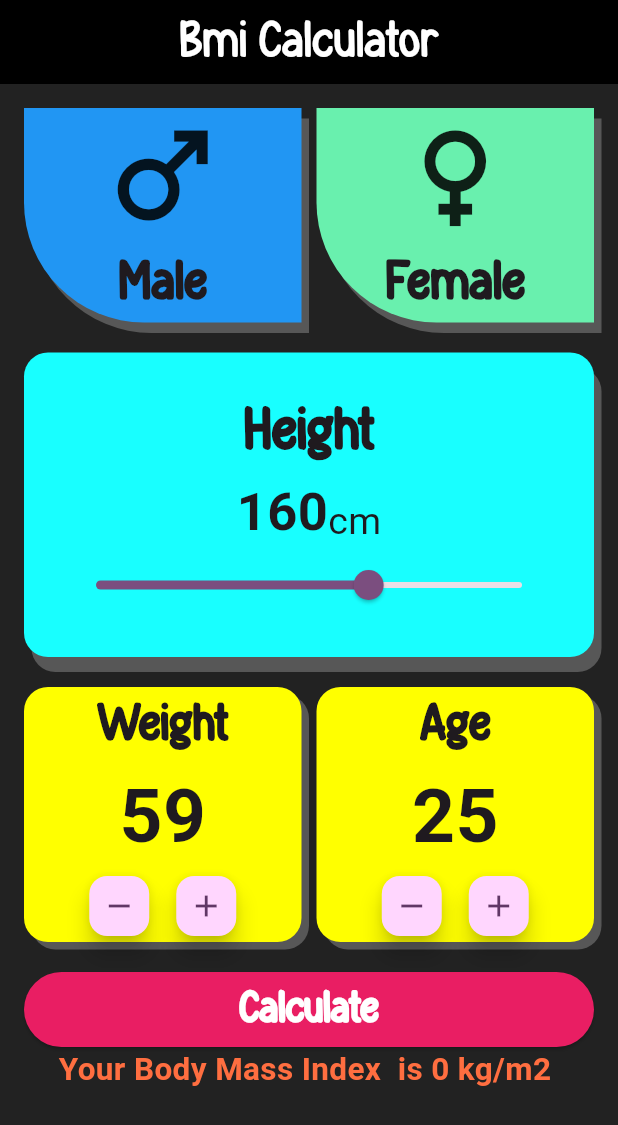
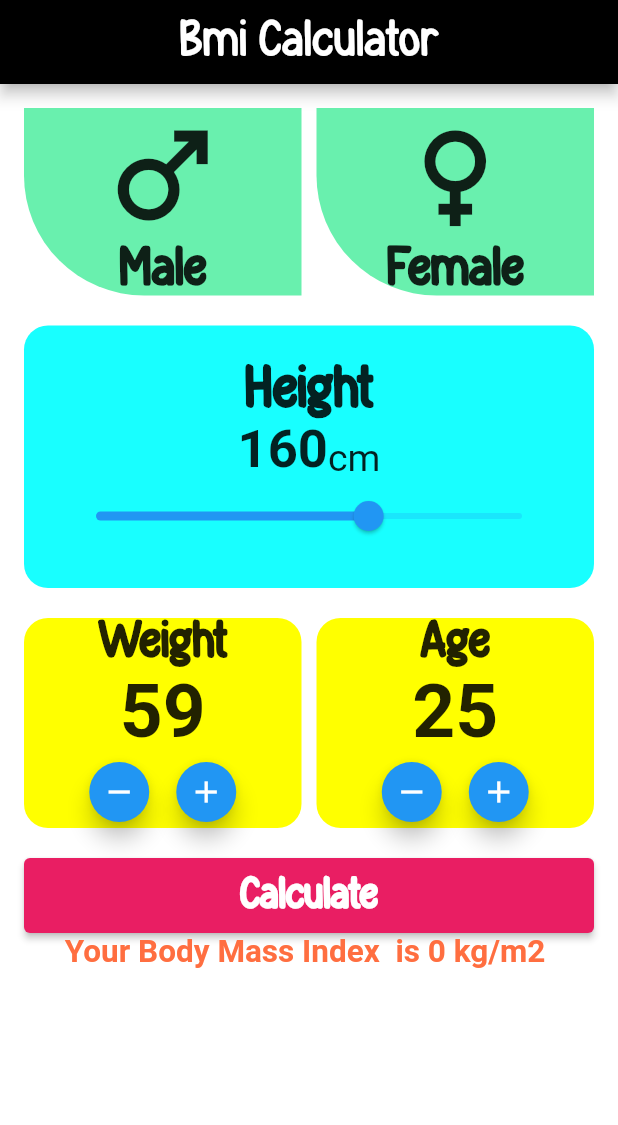
Before and after one commit to miralyaser9/BodyMassIndexApp, a Flutter app: the screen it shows after launch, after a tap on the "remove" icon, on a phone screen of 412 x 824 dp. Shown: the top 1125 px of the screen. Run offline on Flutter 3.47's test engine with Material 2 defaults, Android fonts, the phone set to English and light mode, and no system bars; our stand-ins replace bloc, flutter_bloc.

Commit message:
applying cubits

```diff
--- /dev/null
+++ b/lib/bmi feature/data/manager/bmi_cubit.dart
@@ -0,0 +1,54 @@
+
+import 'package:bloc/bloc.dart';
+import 'package:flutter/material.dart';
+import 'package:meta/meta.dart';
+
+part 'bmi_state.dart';
+
+class BmiCubit extends Cubit<BmiState> {
+  BmiCubit() : super(BmiInitial());
+
+
+  double sliderValue=160;
+  int weight=60;
+  int age=25;
+  bool isMale=true;
+  int bmi=0;
+  Color maleColor = Colors.greenAccent;
+  Color femaleColor = Colors.greenAccent;
+
+  void updateMaleColor() {
+    isMale = true;
+    maleColor = Colors.blueAccent;
+    femaleColor = Colors.greenAccent;
+    emit(BmiMaleColorSTate());
+  }
+  void updateFemaleColor() {
+    isMale = false;
+    maleColor = Colors.greenAccent;
+    femaleColor = Colors.pink;
+    emit(BmiFemaleColorState());
+  }
+
+  updateSliderValue({required double changedValue}){
+    sliderValue=changedValue;
+    emit(SliderState());
+  }
+
+  increamentButton(bool flag){
+
+    flag?weight++:age++;
+    emit(increamentState());
+  }
+
+  decreamentButton(bool flag){
+
+    flag?weight--:age--;
+    emit(decreamentState());
+  }
+
+  calculateBMIValue(){
+    bmi=(weight  / ((sliderValue  / 100) * (sliderValue  / 100))).round() ;
+    emit(calculateBMIValueState());
+  }
+}
--- /dev/null
+++ b/lib/bmi feature/data/manager/bmi_state.dart
@@ -0,0 +1,12 @@
+part of 'bmi_cubit.dart';
+
+@immutable
+abstract class BmiState {}
+
+class BmiInitial extends BmiState {}
+class BmiMaleColorSTate extends BmiState {}
+class BmiFemaleColorState extends BmiState {}
+class SliderState extends BmiState {}
+class increamentState extends BmiState {}
+class decreamentState extends BmiState {}
+class calculateBMIValueState extends BmiState {}
--- /dev/null
+++ b/lib/bmi feature/presentation/screens/bmi_screen.dart
@@ -0,0 +1,95 @@
+import 'package:bmialculator/bmi%20feature/data/manager/bmi_cubit.dart';
+import 'package:bmialculator/bmi%20feature/presentation/widgets/custom_gender_container.dart';
+import 'package:bmialculator/bmi%20feature/presentation/widgets/custom_slider_container.dart';
+import 'package:bmialculator/bmi%20feature/presentation/widgets/custom_weightage_container.dart';
+import 'package:flutter/cupertino.dart';
+import 'package:flutter/material.dart';
+import 'package:flutter_bloc/flutter_bloc.dart';
+
+class BmiScreen extends StatelessWidget {
+  const BmiScreen({Key? key}) : super(key: key);
+
+  @override
+  Widget build(BuildContext context) {
+    return BlocBuilder<BmiCubit, BmiState>(
+      builder: (context, state) {
+        return Scaffold(
+          backgroundColor: Colors.white,
+          appBar: AppBar(
+            title: const Text("Bmi Calculator", style: TextStyle(
+                fontFamily: "frosty", fontSize: 35, color: Colors.white),),
+            centerTitle: true,
+            backgroundColor: Colors.black,
+          ),
+          body: Padding(
+            padding: const EdgeInsets.all(16.0),
+            child:
+            SingleChildScrollView(
+              child: Column(children: [
+                Row(children: [
+                  CustomGenderContainer(icon: Icons.male, iconTitle: "Male",
+                      color: BlocProvider
+                          .of<BmiCubit>(context)
+                          .maleColor,
+                      ontabb: () {
+                        BlocProvider.of<BmiCubit>(context).updateMaleColor();
+                      }
+                  ),
+                  const SizedBox(width: 10,),
+                  CustomGenderContainer(icon: Icons.female, iconTitle: "Female",
+                      color: BlocProvider
+                          .of<BmiCubit>(context)
+                          .femaleColor,
+                      ontabb: () {
+                        BlocProvider.of<BmiCubit>(context).updateFemaleColor();
+                      }),
+                ],),
+                const SizedBox(height: 20,),
+
+                 CustomSLiderContainer(),
+                const SizedBox(height: 20,),
+
+                  Row(
+                  children: [
+                   CustomContainer(title: "Weight",
+                        flag: true),
+                    SizedBox(width: 10,),
+                    CustomContainer(title: "Age",
+                        flag: false)
+
+                  ],
+                ),
+                const SizedBox(height: 20,),
+                Container(width: double.infinity, height: 50,
+                  child: ElevatedButton(
+                    onPressed: () {
+                      BlocProvider.of<BmiCubit>(context).calculateBMIValue();
+                    },
+                    style: ButtonStyle(
+                        backgroundColor: MaterialStateProperty.all(Colors
+                            .pink)),
+                    child: const Text(
+                      "Calculate", style: TextStyle(fontWeight: FontWeight.bold,
+                        color: Colors.white,
+                        fontSize: 30,
+                        fontFamily: "frosty"),),
+
+                  ),
+                ),
+                Text("Your Body Mass Index  is ${ BlocProvider
+                    .of<BmiCubit>(context)
+                    .bmi} kg/m2 "
+                  , style: const TextStyle(fontWeight: FontWeight.bold,
+                      color: Colors.deepOrangeAccent,
+                      fontSize: 21),)
+
+              ],
+              ),
+            ),
+          ),
+
+        );
+      },
+    );
+  }
+}
--- a/lib/screens/spalsh_screen.dart
+++ b/lib/bmi feature/presentation/screens/spalsh_screen.dart
@@ -1,8 +1,9 @@
 import 'dart:async';
 
-import 'package:bmialculator/screens/bmi_screen.dart';
 import 'package:flutter/cupertino.dart';
 import 'package:flutter/material.dart';
+
+import 'bmi_screen.dart';
 
 class SplashScreen extends StatefulWidget {
   @override
--- /dev/null
+++ b/lib/bmi feature/presentation/widgets/custom_gender_container.dart
@@ -0,0 +1,32 @@
+import 'package:flutter/cupertino.dart';
+import 'package:flutter/material.dart';
+
+class CustomGenderContainer extends StatelessWidget {
+  const CustomGenderContainer({super.key, required this.icon, required this.iconTitle, required this.color, required this.ontabb});
+   final IconData icon;
+   final String iconTitle;
+   final Color color;
+  final void Function() ontabb;
+
+
+  @override
+  Widget build(BuildContext context) {
+    return Expanded(
+        child: GestureDetector(
+          onTap: ontabb,
+          child: Container(
+            decoration: BoxDecoration(
+                color:color,
+                borderRadius: const BorderRadius.only(bottomLeft: Radius.circular(80)),
+                boxShadow: const [BoxShadow(color: Colors.white24,offset:Offset(5,7))] ),
+            child: Center(
+              child: Column(children: [
+                Icon(icon ,size: 90,),
+                Text(iconTitle,style: const TextStyle(fontSize: 37,fontWeight: FontWeight.bold,fontFamily: "frosty"),)
+              ],),
+            ),
+          ),
+        )
+    );;
+  }
+}
--- /dev/null
+++ b/lib/bmi feature/presentation/widgets/custom_slider_container.dart
@@ -0,0 +1,43 @@
+import 'package:flutter/cupertino.dart';
+import 'package:flutter/material.dart';
+import 'package:flutter_bloc/flutter_bloc.dart';
+
+import '../../data/manager/bmi_cubit.dart';
+
+class CustomSLiderContainer extends StatelessWidget {
+  const CustomSLiderContainer({super.key});
+
+  @override
+  Widget build(BuildContext context) {
+    return  Container(
+      decoration: BoxDecoration(boxShadow: const [BoxShadow(color: Colors.white24,offset:Offset(5,10))],color: Colors.cyanAccent,borderRadius: BorderRadius.circular(16)),
+      child: Center(
+        child: Padding(
+          padding: const EdgeInsets.all(24.0),
+          child: Column(
+            children: [
+              const Text("Height",style: TextStyle(fontFamily: "frosty",fontSize: 40,fontWeight: FontWeight.bold),),
+              Row(mainAxisAlignment: MainAxisAlignment.center,
+                crossAxisAlignment: CrossAxisAlignment.end,
+                children: [
+                  Text(BlocProvider.of<BmiCubit>(context).sliderValue.round().toString()
+                    ,style: const TextStyle(fontWeight: FontWeight.bold,fontSize: 35),)
+                  ,const Text("cm",style: TextStyle(fontSize: 25),)],)
+              ,
+              Slider(
+                  value: BlocProvider.of<BmiCubit>(context).sliderValue,
+                  max: 250,
+                  min: 0,
+                  onChanged: (changedValue){
+                    BlocProvider.of<BmiCubit>(context).updateSliderValue(changedValue: changedValue);
+                    print(changedValue);
+
+                  }
+              )
+            ],),
+        ),
+      ),
+
+    );;
+  }
+}
--- /dev/null
+++ b/lib/bmi feature/presentation/widgets/custom_weightage_container.dart
@@ -0,0 +1,51 @@
+import 'package:flutter/cupertino.dart';
+import 'package:flutter/material.dart';
+import 'package:flutter_bloc/flutter_bloc.dart';
+
+import '../../data/manager/bmi_cubit.dart';
+
+class CustomContainer extends StatelessWidget {
+  const CustomContainer({super.key,required this.title,required this.flag});
+
+ final String title;
+ final bool flag;
+
+
+
+  @override
+  Widget build(BuildContext context) {
+    return  Expanded(child: Container(decoration:
+    BoxDecoration(
+        boxShadow: const [
+          BoxShadow(color: Colors.white24,offset:Offset(5,5))]
+        ,color: Colors.yellowAccent,borderRadius: BorderRadius.circular(16)
+    ),
+      child:
+      Center(
+        child: Column(mainAxisAlignment: MainAxisAlignment.center,
+          children: [
+            Text(title,style: const TextStyle(fontFamily: "frosty",fontSize: 35,fontWeight: FontWeight.bold),)
+
+            ,Text(flag? BlocProvider.of<BmiCubit>(context).weight.toString(): BlocProvider.of<BmiCubit>(context).age.toString(),
+
+                style: const TextStyle(fontSize: 50,fontWeight: FontWeight.bold))
+            ,Row(
+              mainAxisAlignment: MainAxisAlignment.center,
+              children: [
+                FloatingActionButton(onPressed: (){
+                  BlocProvider.of<BmiCubit>(context).decreamentButton(flag);
+
+                },mini: true,child: const Icon(Icons.remove),),
+                const SizedBox(width: 10,),
+                FloatingActionButton(onPressed: (){
+                  BlocProvider.of<BmiCubit>(context).increamentButton(flag);
+
+                },mini: true,child: const Icon(Icons.add),),
+
+              ],)
+          ],),
+      ),
+    )
+    );
+  }
+}
--- a/lib/main.dart
+++ b/lib/main.dart
@@ -1,6 +1,8 @@
-import 'package:bmialculator/screens/bmi_screen.dart';
-import 'package:bmialculator/screens/spalsh_screen.dart';
+import 'package:bmialculator/bmi%20feature/data/manager/bmi_cubit.dart';
 import 'package:flutter/material.dart';
+import 'package:flutter_bloc/flutter_bloc.dart';
+
+import 'bmi feature/presentation/screens/spalsh_screen.dart';
 
 void main() {
   runApp(const MyApp());
@@ -9,17 +11,14 @@ void main() {
 class MyApp extends StatelessWidget {
   const MyApp({super.key});
 
-  // This widget is the root of your application.
   @override
   Widget build(BuildContext context) {
-    return MaterialApp(
-      debugShowCheckedModeBanner: false,
-      title: 'Flutter Demo',
-      theme: ThemeData(
-        colorScheme: ColorScheme.fromSeed(seedColor: Colors.purple),
-        useMaterial3: true,
+    return BlocProvider(
+      create: (context) => BmiCubit(),
+      child: MaterialApp(
+        debugShowCheckedModeBanner: false,
+        home: SplashScreen(),
       ),
-     home: SplashScreen(),
     );
   }
 }
--- a/lib/screens/bmi_screen.dart
+++ /dev/null
@@ -1,167 +0,0 @@
-import 'package:flutter/cupertino.dart';
-import 'package:flutter/material.dart';
-
-class BmiScreen extends StatefulWidget {
-  const BmiScreen({Key? key}) : super(key: key);
-
-  @override
-  State<BmiScreen> createState() => _BmiScreenState();
-}
-
-class _BmiScreenState extends State<BmiScreen> {
-
-  double sliderValue=160;
-  int weight=60;
-  int age=25;
-  bool isMale=true;
-  var bmi=0;
-
-
-
-  @override
-  Widget build(BuildContext context) {
-    return  Scaffold(backgroundColor: Colors.black87,
-      appBar: AppBar(title: const Text("Bmi Calculator",style: TextStyle(fontFamily: "frosty",fontSize: 35,color: Colors.white),),
-        centerTitle: true,backgroundColor: Colors.black,
-      ),
-      body: Padding(
-        padding: const EdgeInsets.all(16.0),
-        child:
-        SingleChildScrollView(
-          child: Column(children: [
-            Row(children: [
-              customExpanded(ic: Icons.male,gender:"Male",cl: isMale?Colors.blue:Colors.greenAccent,ontabb: (){isMale=!isMale;setState(() {
-
-              });}),
-              const SizedBox(width: 10,),
-              customExpanded(ic: Icons.female,gender: "Female",cl: isMale?Colors.greenAccent:Colors.pink,ontabb: (){isMale=!isMale;setState(() {
-
-              });}),
-            ],),
-            const SizedBox(height: 20,),
-
-            customExpanded_3(value: "180"),
-            const SizedBox(height: 20,),
-
-            Row(
-              children: [customExpanded_2(name: "Weight",value: weight.toString(),flag: true),
-                const SizedBox(width: 10,),
-                customExpanded_2(name: "Age",value: age.toString(),flag: false)
-
-              ],
-            ),
-            const SizedBox(height: 20,),
-            Container(width: double.infinity,height: 50,
-              child: ElevatedButton(onPressed: (){
-
-                bmi=(weight  / ((sliderValue  / 100) * (sliderValue  / 100))) .round();
-                setState(() {
-
-                });
-              }, child: const Text("Calculate",style: TextStyle(fontWeight: FontWeight.bold,color: Colors.white,fontSize: 30,fontFamily: "frosty"),),
-                style: ButtonStyle(backgroundColor: MaterialStateProperty.all(Colors.pink)),
-
-              ),
-            ),
-            Text("Your Body Mass Index  is $bmi kg/m2 "
-              ,style: const TextStyle(fontWeight: FontWeight.bold,color: Colors.deepOrangeAccent,fontSize: 21),)
-
-          ],
-          ),
-        ),
-      ),
-
-    );
-  }
-  customExpanded({var ic,var gender,var cl,required void Function() ontabb}){
-    return Expanded(
-        child: GestureDetector(
-          onTap: ontabb,
-          child: Container(
-            decoration: BoxDecoration(
-                color:cl,
-                borderRadius: const BorderRadius.only(bottomLeft: Radius.circular(80)),
-                boxShadow:const [BoxShadow(color: Colors.white24,offset:Offset(5,7))] ),
-            child: Center(
-              child: Column(children: [
-                Icon(ic,size: 90,),Text(gender,style: const TextStyle(fontSize: 37,fontWeight: FontWeight.bold,fontFamily: "frosty"),)
-              ],),
-            ),
-          ),
-        )
-    );
-  }
-  customExpanded_2({var name,var value,required bool flag}){
-    return Expanded(child: Container(decoration:
-    BoxDecoration(boxShadow:const [BoxShadow(color: Colors.white24,offset:Offset(5,5))],color: Colors.yellowAccent,borderRadius: BorderRadius.circular(16)),
-      child:
-      Center(
-        child: Column(mainAxisAlignment: MainAxisAlignment.center,
-          children: [
-            Text(name,style: const TextStyle(fontFamily: "frosty",fontSize: 35,fontWeight: FontWeight.bold),)
-
-            ,Text(flag?weight.toString():age.toString(),
-
-                style: const TextStyle(fontSize: 50,fontWeight: FontWeight.bold))
-            ,Row(mainAxisAlignment: MainAxisAlignment.center,
-              children: [
-                FloatingActionButton(onPressed: (){
-                  flag?weight--:age--;
-                  setState(() {
-
-                  });
-
-
-
-                },mini: true,child: const Icon(Icons.remove),),
-                const SizedBox(width: 10,),
-                FloatingActionButton(onPressed: (){
-                  flag?weight++:age++;
-                  setState(() {
-
-                  });
-
-                },mini: true,child: const Icon(Icons.add),),
-
-              ],)
-          ],),
-      ),
-    )
-    );
-  }
-  customExpanded_3({var value,}){
-    return  Container(
-      decoration: BoxDecoration(boxShadow:const [BoxShadow(color: Colors.white24,offset:Offset(5,10))],color: Colors.cyanAccent,borderRadius: BorderRadius.circular(16)),
-      child: Center(
-        child: Padding(
-          padding: const EdgeInsets.all(24.0),
-          child: Column(
-            children: [
-              const Text("Height",style: TextStyle(fontFamily: "frosty",fontSize: 40,fontWeight: FontWeight.bold),),
-              Row(mainAxisAlignment: MainAxisAlignment.center,
-                crossAxisAlignment: CrossAxisAlignment.end,
-                children: [
-                  Text(sliderValue.round().toString()
-                    ,style: const TextStyle(fontWeight: FontWeight.bold,fontSize: 35),)
-                  ,const Text("cm",style: TextStyle(fontSize: 25),)],)
-              ,
-              Slider(
-                  value: sliderValue,
-                  max: 250,
-                  min: 0,
-                  onChanged: (changedValue){
-                    sliderValue=changedValue;
-                    setState(() {
-
-                    });
-
-                  }
-              )
-            ],),
-        ),
-      ),
-
-    );
-  }
-
-}
--- a/pubspec.yaml
+++ b/pubspec.yaml
@@ -35,6 +35,7 @@ dependencies:
   # The following adds the Cupertino Icons font to your application.
   # Use with the CupertinoIcons class for iOS style icons.
   cupertino_icons: ^1.0.2
+  flutter_bloc: ^8.1.3
 
 dev_dependencies:
   flutter_test:
```
Also changed, not shown: pubspec.lock.
